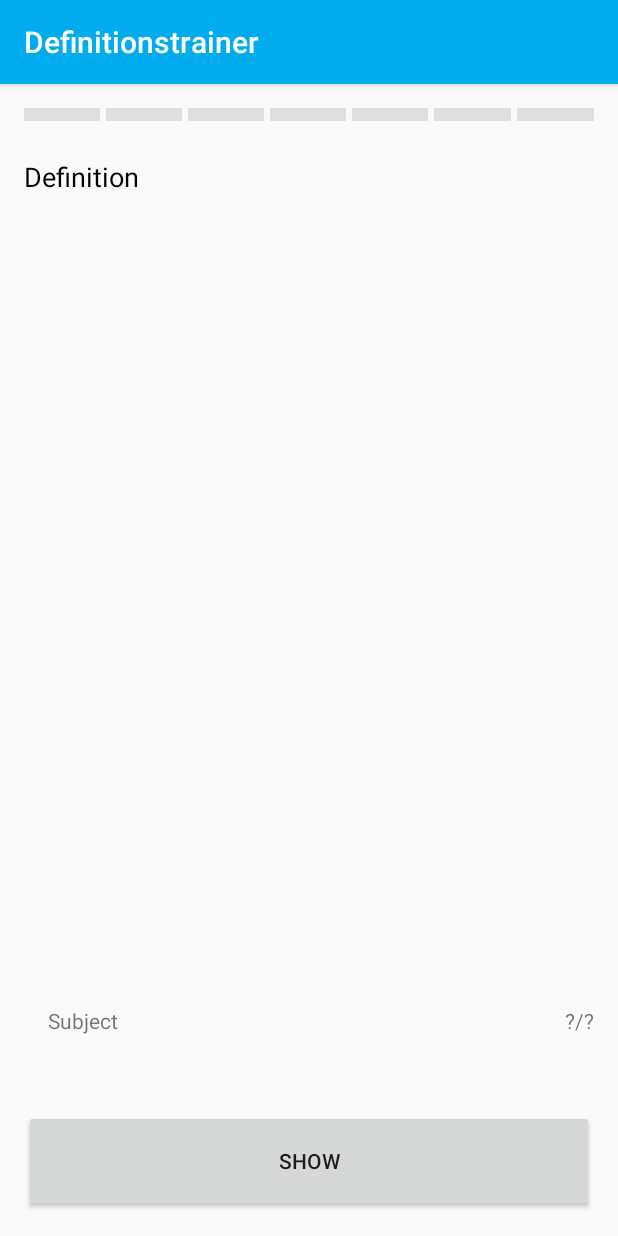
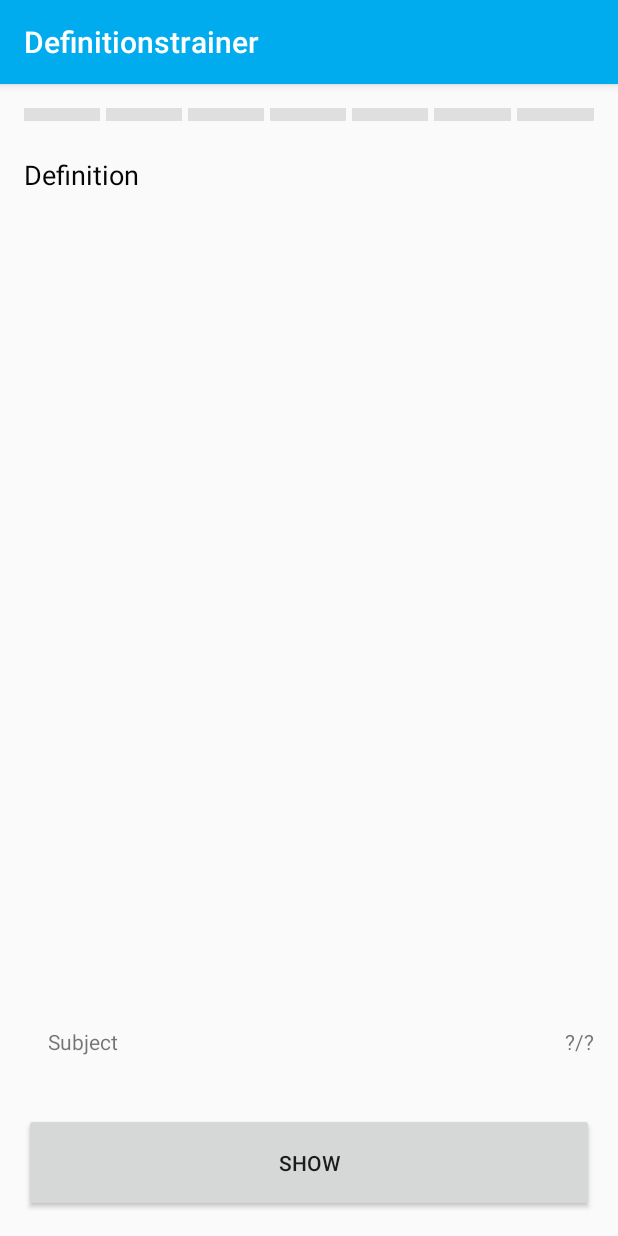
Before and after one commit to Napoletron/definitionstrainer, an Android app: the Abfrage_Activity screen opened directly, with no data from a screen before it, on a phone screen of 412 x 824 dp. Run offline under Robolectric (Android 15) with nearby library versions, the phone set to English and light mode, and no system bars; 5 statements that could not run were skipped.

```diff
--- a/app/src/main/java/deftrainer/example/definitionstrainer/model/Settings.java
+++ b/app/src/main/java/deftrainer/example/definitionstrainer/model/Settings.java
@@ -17,7 +17,7 @@ public class Settings implements Serializable {
     // XX = Version
     // YY = Feature
     // ZZ = Bug-fix
-    public static final int APP_VERSION = 11838;
+    public static final int APP_VERSION = 11900;
     public static boolean TESTING = false;
 
     // The value at which a definitions skill is increased or decreased if guessed correct or wrong
--- a/app/src/main/res/layout/activity_abfrage.xml
+++ b/app/src/main/res/layout/activity_abfrage.xml
@@ -25,6 +25,7 @@
             android:layout_width="match_parent"
             android:layout_height="0dp"
             android:layout_weight="1"
+            android:gravity="top"
             android:orientation="horizontal">
 
             <TextView
@@ -101,6 +102,7 @@
             android:layout_width="match_parent"
             android:layout_height="wrap_content"
             android:layout_weight="1"
+            android:gravity="center_vertical"
             android:text="@string/definition"
             android:textColor="#050505"
             android:textSize="18sp" />
@@ -109,7 +111,7 @@
             android:id="@+id/scrollView2"
             android:layout_width="match_parent"
             android:layout_height="0dp"
-            android:layout_weight="15">
+            android:layout_weight="25">
 
             <LinearLayout
                 android:layout_width="match_parent"
@@ -156,7 +158,7 @@
         <androidx.constraintlayout.widget.ConstraintLayout
             android:layout_width="match_parent"
             android:layout_height="0dp"
-            android:layout_weight="2">
+            android:layout_weight="3">
 
             <Button
                 android:id="@+id/button_aufloesen"
```
